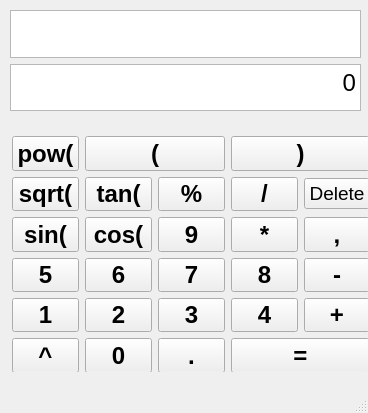
Before: the Qt Designer form Stack_Exercise/Caculator_QT_UI/Calculator/caculator.ui in jacktaolai/DataStructure, drawn with Qt 5.
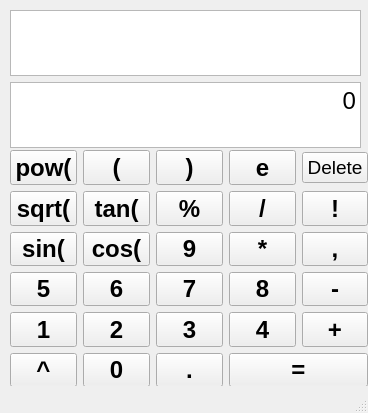
After: the same form once the commit is applied.

Patch:
```diff
--- a/Stack_Exercise/Caculator_QT_UI/Calculator/caculator.ui
+++ b/Stack_Exercise/Caculator_QT_UI/Calculator/caculator.ui
@@ -14,13 +14,13 @@
    <string>Caculator</string>
   </property>
   <widget class="QWidget" name="centralwidget">
-   <widget class="QWidget" name="">
+   <widget class="QWidget" name="layoutWidget">
     <property name="geometry">
      <rect>
       <x>10</x>
       <y>10</y>
       <width>351</width>
-      <height>101</height>
+      <height>138</height>
      </rect>
     </property>
     <layout class="QVBoxLayout" name="verticalLayout_2">
@@ -54,17 +54,166 @@
      </item>
     </layout>
    </widget>
-   <widget class="QWidget" name="">
+   <widget class="QWidget" name="layoutWidget">
     <property name="geometry">
      <rect>
-      <x>12</x>
-      <y>136</y>
+      <x>10</x>
+      <y>150</y>
       <width>358</width>
       <height>236</height>
      </rect>
     </property>
     <layout class="QGridLayout" name="gridLayout_4">
+     <item row="3" column="2">
+      <widget class="QPushButton" name="Button_mod">
+       <property name="font">
+        <font>
+         <pointsize>18</pointsize>
+         <bold>true</bold>
+        </font>
+       </property>
+       <property name="text">
+        <string>%</string>
+       </property>
+      </widget>
+     </item>
+     <item row="7" column="1">
+      <widget class="QPushButton" name="Button_0">
+       <property name="font">
+        <font>
+         <pointsize>18</pointsize>
+         <bold>true</bold>
+        </font>
+       </property>
+       <property name="text">
+        <string>0</string>
+       </property>
+      </widget>
+     </item>
+     <item row="0" column="1">
+      <widget class="QPushButton" name="Button_left">
+       <property name="font">
+        <font>
+         <pointsize>18</pointsize>
+         <bold>true</bold>
+        </font>
+       </property>
+       <property name="text">
+        <string>(</string>
+       </property>
+      </widget>
+     </item>
+     <item row="4" column="2">
+      <widget class="QPushButton" name="Button_9">
+       <property name="font">
+        <font>
+         <pointsize>18</pointsize>
+         <bold>true</bold>
+        </font>
+       </property>
+       <property name="text">
+        <string>9</string>
+       </property>
+      </widget>
+     </item>
+     <item row="4" column="1">
+      <widget class="QPushButton" name="Button_cos">
+       <property name="font">
+        <font>
+         <pointsize>18</pointsize>
+         <bold>true</bold>
+        </font>
+       </property>
+       <property name="text">
+        <string>cos(</string>
+       </property>
+      </widget>
+     </item>
+     <item row="5" column="4">
+      <widget class="QPushButton" name="Button_minus">
+       <property name="font">
+        <font>
+         <pointsize>18</pointsize>
+         <bold>true</bold>
+        </font>
+       </property>
+       <property name="text">
+        <string>-</string>
+       </property>
+      </widget>
+     </item>
+     <item row="7" column="3" colspan="2">
+      <widget class="QPushButton" name="Button_equal">
+       <property name="font">
+        <font>
+         <pointsize>18</pointsize>
+         <bold>true</bold>
+        </font>
+       </property>
+       <property name="styleSheet">
+        <string notr="true"/>
+       </property>
+       <property name="text">
+        <string>=</string>
+       </property>
+       <property name="checkable">
+        <bool>false</bool>
+       </property>
+      </widget>
+     </item>
+     <item row="5" column="2">
+      <widget class="QPushButton" name="Button_7">
+       <property name="font">
+        <font>
+         <pointsize>18</pointsize>
+         <bold>true</bold>
+        </font>
+       </property>
+       <property name="text">
+        <string>7</string>
+       </property>
+      </widget>
+     </item>
+     <item row="6" column="3">
+      <widget class="QPushButton" name="Button_4">
+       <property name="font">
+        <font>
+         <pointsize>18</pointsize>
+         <bold>true</bold>
+        </font>
+       </property>
+       <property name="text">
+        <string>4</string>
+       </property>
+      </widget>
+     </item>
+     <item row="7" column="2">
+      <widget class="QPushButton" name="Button_point">
+       <property name="font">
+        <font>
+         <pointsize>18</pointsize>
+         <bold>true</bold>
+        </font>
+       </property>
+       <property name="text">
+        <string>.</string>
+       </property>
+      </widget>
+     </item>
      <item row="3" column="0">
+      <widget class="QPushButton" name="Button_sqrt">
+       <property name="font">
+        <font>
+         <pointsize>18</pointsize>
+         <bold>true</bold>
+        </font>
+       </property>
+       <property name="text">
+        <string>sqrt(</string>
+       </property>
+      </widget>
+     </item>
+     <item row="4" column="0">
       <widget class="QPushButton" name="pushButton_sin">
        <property name="font">
         <font>
@@ -77,6 +226,84 @@
        </property>
       </widget>
      </item>
+     <item row="4" column="4">
+      <widget class="QPushButton" name="Button_comma">
+       <property name="font">
+        <font>
+         <pointsize>18</pointsize>
+         <bold>true</bold>
+        </font>
+       </property>
+       <property name="text">
+        <string>,</string>
+       </property>
+      </widget>
+     </item>
+     <item row="7" column="0">
+      <widget class="QPushButton" name="Button_pow">
+       <property name="font">
+        <font>
+         <pointsize>18</pointsize>
+         <bold>true</bold>
+        </font>
+       </property>
+       <property name="text">
+        <string>^</string>
+       </property>
+      </widget>
+     </item>
+     <item row="4" column="3">
+      <widget class="QPushButton" name="Button_times">
+       <property name="font">
+        <font>
+         <pointsize>18</pointsize>
+         <bold>true</bold>
+        </font>
+       </property>
+       <property name="text">
+        <string>*</string>
+       </property>
+      </widget>
+     </item>
+     <item row="5" column="0">
+      <widget class="QPushButton" name="Button_5">
+       <property name="font">
+        <font>
+         <pointsize>18</pointsize>
+         <bold>true</bold>
+        </font>
+       </property>
+       <property name="text">
+        <string>5</string>
+       </property>
+      </widget>
+     </item>
+     <item row="6" column="4">
+      <widget class="QPushButton" name="Button_plus">
+       <property name="font">
+        <font>
+         <pointsize>18</pointsize>
+         <bold>true</bold>
+        </font>
+       </property>
+       <property name="text">
+        <string>+</string>
+       </property>
+      </widget>
+     </item>
+     <item row="3" column="3">
+      <widget class="QPushButton" name="Button_divided">
+       <property name="font">
+        <font>
+         <pointsize>18</pointsize>
+         <bold>true</bold>
+        </font>
+       </property>
+       <property name="text">
+        <string>/</string>
+       </property>
+      </widget>
+     </item>
      <item row="0" column="0">
       <widget class="QPushButton" name="Button_pow_2">
        <property name="font">
@@ -90,8 +317,8 @@
        </property>
       </widget>
      </item>
-     <item row="6" column="2">
-      <widget class="QPushButton" name="Button_point">
+     <item row="5" column="1">
+      <widget class="QPushButton" name="Button_6">
        <property name="font">
         <font>
          <pointsize>18</pointsize>
@@ -99,24 +326,11 @@
         </font>
        </property>
        <property name="text">
-        <string>.</string>
+        <string>6</string>
        </property>
       </widget>
      </item>
-     <item row="2" column="0">
-      <widget class="QPushButton" name="Button_sqrt">
-       <property name="font">
-        <font>
-         <pointsize>18</pointsize>
-         <bold>true</bold>
-        </font>
-       </property>
-       <property name="text">
-        <string>sqrt(</string>
-       </property>
-      </widget>
-     </item>
-     <item row="5" column="0">
+     <item row="6" column="0">
       <widget class="QPushButton" name="Button_1">
        <property name="font">
         <font>
@@ -129,20 +343,7 @@
        </property>
       </widget>
      </item>
-     <item row="2" column="1">
-      <widget class="QPushButton" name="Button_tan">
-       <property name="font">
-        <font>
-         <pointsize>18</pointsize>
-         <bold>true</bold>
-        </font>
-       </property>
-       <property name="text">
-        <string>tan(</string>
-       </property>
-      </widget>
-     </item>
-     <item row="5" column="2">
+     <item row="6" column="2">
       <widget class="QPushButton" name="Button_3">
        <property name="font">
         <font>
@@ -156,7 +357,7 @@
       </widget>
      </item>
      <item row="3" column="1">
-      <widget class="QPushButton" name="Button_cos">
+      <widget class="QPushButton" name="Button_tan">
        <property name="font">
         <font>
          <pointsize>18</pointsize>
@@ -164,50 +365,11 @@
         </font>
        </property>
        <property name="text">
-        <string>cos(</string>
-       </property>
-      </widget>
-     </item>
-     <item row="6" column="0">
-      <widget class="QPushButton" name="Button_pow">
-       <property name="font">
-        <font>
-         <pointsize>18</pointsize>
-         <bold>true</bold>
-        </font>
-       </property>
-       <property name="text">
-        <string>^</string>
+        <string>tan(</string>
        </property>
       </widget>
      </item>
      <item row="6" column="1">
-      <widget class="QPushButton" name="Button_0">
-       <property name="font">
-        <font>
-         <pointsize>18</pointsize>
-         <bold>true</bold>
-        </font>
-       </property>
-       <property name="text">
-        <string>0</string>
-       </property>
-      </widget>
-     </item>
-     <item row="4" column="1">
-      <widget class="QPushButton" name="Button_6">
-       <property name="font">
-        <font>
-         <pointsize>18</pointsize>
-         <bold>true</bold>
-        </font>
-       </property>
-       <property name="text">
-        <string>6</string>
-       </property>
-      </widget>
-     </item>
-     <item row="5" column="1">
       <widget class="QPushButton" name="Button_2">
        <property name="font">
         <font>
@@ -220,8 +382,8 @@
        </property>
       </widget>
      </item>
-     <item row="4" column="0">
-      <widget class="QPushButton" name="Button_5">
+     <item row="5" column="3">
+      <widget class="QPushButton" name="Button_8">
        <property name="font">
         <font>
          <pointsize>18</pointsize>
@@ -229,89 +391,11 @@
         </font>
        </property>
        <property name="text">
-        <string>5</string>
+        <string>8</string>
        </property>
       </widget>
      </item>
-     <item row="4" column="2">
-      <widget class="QPushButton" name="Button_7">
-       <property name="font">
-        <font>
-         <pointsize>18</pointsize>
-         <bold>true</bold>
-        </font>
-       </property>
-       <property name="text">
-        <string>7</string>
-       </property>
-      </widget>
-     </item>
-     <item row="2" column="2">
-      <widget class="QPushButton" name="Button_mod">
-       <property name="font">
-        <font>
-         <pointsize>18</pointsize>
-         <bold>true</bold>
-        </font>
-       </property>
-       <property name="text">
-        <string>%</string>
-       </property>
-      </widget>
-     </item>
-     <item row="3" column="2">
-      <widget class="QPushButton" name="Button_9">
-       <property name="font">
-        <font>
-         <pointsize>18</pointsize>
-         <bold>true</bold>
-        </font>
-       </property>
-       <property name="text">
-        <string>9</string>
-       </property>
-      </widget>
-     </item>
-     <item row="2" column="3">
-      <widget class="QPushButton" name="Button_divided">
-       <property name="font">
-        <font>
-         <pointsize>18</pointsize>
-         <bold>true</bold>
-        </font>
-       </property>
-       <property name="text">
-        <string>/</string>
-       </property>
-      </widget>
-     </item>
-     <item row="3" column="3">
-      <widget class="QPushButton" name="Button_times">
-       <property name="font">
-        <font>
-         <pointsize>18</pointsize>
-         <bold>true</bold>
-        </font>
-       </property>
-       <property name="text">
-        <string>*</string>
-       </property>
-      </widget>
-     </item>
-     <item row="0" column="1" colspan="2">
-      <widget class="QPushButton" name="Button_left">
-       <property name="font">
-        <font>
-         <pointsize>18</pointsize>
-         <bold>true</bold>
-        </font>
-       </property>
-       <property name="text">
-        <string>(</string>
-       </property>
-      </widget>
-     </item>
-     <item row="0" column="3" colspan="2">
+     <item row="0" column="2">
       <widget class="QPushButton" name="Button_right">
        <property name="font">
         <font>
@@ -324,7 +408,7 @@
        </property>
       </widget>
      </item>
-     <item row="2" column="4">
+     <item row="0" column="4">
       <widget class="QPushButton" name="Button_delete">
        <property name="font">
         <font>
@@ -343,8 +427,21 @@
        </property>
       </widget>
      </item>
+     <item row="0" column="3">
+      <widget class="QPushButton" name="Button_e">
+       <property name="font">
+        <font>
+         <pointsize>18</pointsize>
+         <bold>true</bold>
+        </font>
+       </property>
+       <property name="text">
+        <string>e</string>
+       </property>
+      </widget>
+     </item>
      <item row="3" column="4">
-      <widget class="QPushButton" name="Button_comma">
+      <widget class="QPushButton" name="Button_factorial">
        <property name="font">
         <font>
          <pointsize>18</pointsize>
@@ -352,78 +449,7 @@
         </font>
        </property>
        <property name="text">
-        <string>,</string>
-       </property>
-      </widget>
-     </item>
-     <item row="4" column="3">
-      <widget class="QPushButton" name="Button_8">
-       <property name="font">
-        <font>
-         <pointsize>18</pointsize>
-         <bold>true</bold>
-        </font>
-       </property>
-       <property name="text">
-        <string>8</string>
-       </property>
-      </widget>
-     </item>
-     <item row="4" column="4">
-      <widget class="QPushButton" name="Button_minus">
-       <property name="font">
-        <font>
-         <pointsize>18</pointsize>
-         <bold>true</bold>
-        </font>
-       </property>
-       <property name="text">
-        <string>-</string>
-       </property>
-      </widget>
-     </item>
-     <item row="5" column="3">
-      <widget class="QPushButton" name="Button_4">
-       <property name="font">
-        <font>
-         <pointsize>18</pointsize>
-         <bold>true</bold>
-        </font>
-       </property>
-       <property name="text">
-        <string>4</string>
-       </property>
-      </widget>
-     </item>
-     <item row="5" column="4">
-      <widget class="QPushButton" name="Button_plus">
-       <property name="font">
-        <font>
-         <pointsize>18</pointsize>
-         <bold>true</bold>
-        </font>
-       </property>
-       <property name="text">
-        <string>+</string>
-       </property>
-      </widget>
-     </item>
-     <item row="6" column="3" colspan="2">
-      <widget class="QPushButton" name="Button_equal">
-       <property name="font">
-        <font>
-         <pointsize>18</pointsize>
-         <bold>true</bold>
-        </font>
-       </property>
-       <property name="styleSheet">
-        <string notr="true"/>
-       </property>
-       <property name="text">
-        <string>=</string>
-       </property>
-       <property name="checkable">
-        <bool>false</bool>
+        <string>!</string>
        </property>
       </widget>
      </item>
```
